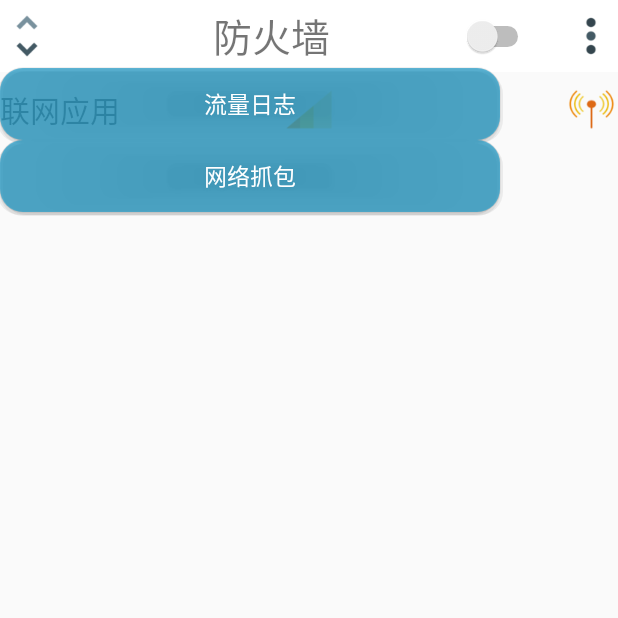
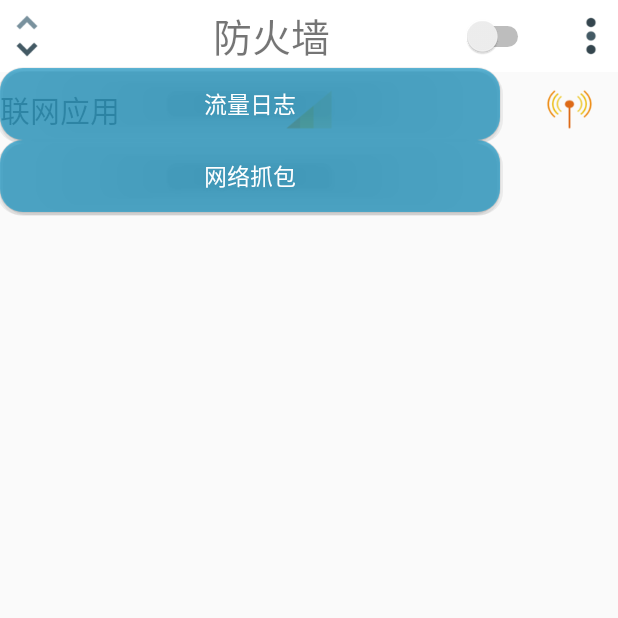
Before and after one commit to pencil-box/NetKnight, an Android app: the screen it shows after launch (MainTabbed), after a tap on an icon or button, on a phone screen of 412 x 824 dp, the top half of it. Run offline under Robolectric (Android 15) with nearby library versions, the phone set to English and light mode, and no system bars; libraries missing offline, so code that uses them is left out: com.orhanobut.logger, org.litepal, org.litepal.crud; 10 statements that could not run were skipped.

Commit message:
修改了图标位置

```diff
--- a/app/src/main/res/layout/app_main.xml
+++ b/app/src/main/res/layout/app_main.xml
@@ -31,18 +31,18 @@
             android:layout_centerInParent="true"
             android:layout_centerVertical="true"
             android:gravity="center"
+            android:paddingRight="50dp"
             android:text="防火墙"
-            android:paddingRight="50dp"
             android:textSize="26sp" />
 
         <Switch
             android:id="@+id/switch_vpnsevice"
             android:layout_width="100dp"
-            android:paddingRight="20dp"
             android:layout_height="match_parent"
             android:layout_centerVertical="true"
             android:layout_toLeftOf="@+id/btn_topright"
-            android:checked="false" />
+            android:checked="false"
+            android:paddingRight="20dp" />
 
 
         <ImageButton
@@ -60,10 +60,10 @@
 
     <RelativeLayout
         android:id="@+id/app_midlle"
-        android:layout_marginTop="10dp"
         android:layout_width="match_parent"
         android:layout_height="30dp"
-        android:layout_below="@+id/topPanel">
+        android:layout_below="@+id/topPanel"
+        android:layout_marginTop="10dp">
 
         <TextView
             android:id="@+id/middle_net"
@@ -75,16 +75,22 @@
             android:textSize="20sp" />
 
         <ImageView
+            android:id="@+id/view_celluar"
             android:layout_width="wrap_content"
             android:layout_height="match_parent"
             android:layout_centerInParent="true"
             android:background="@mipmap/signal" />
 
-        <ImageView
-            android:layout_width="wrap_content"
-            android:layout_height="match_parent"
-            android:layout_alignParentRight="true"
-            android:background="@mipmap/wifi" />
+        <LinearLayout
+            android:layout_width="50dp"
+            android:layout_height="wrap_content"
+            android:layout_alignParentRight="true">
+
+            <ImageView
+                android:layout_width="wrap_content"
+                android:layout_height="match_parent"
+                android:background="@mipmap/wifi" />
+        </LinearLayout>
 
 
     </RelativeLayout>
@@ -97,12 +103,12 @@
 
         <ListView
             android:id="@+id/app_listview"
-            android:layout_marginTop="5dp"
             android:layout_width="match_parent"
             android:layout_height="wrap_content"
-            android:gravity="center"
+            android:layout_marginLeft="3dp"
             android:layout_marginRight="3dp"
-            android:layout_marginLeft="3dp"/>
+            android:layout_marginTop="5dp"
+            android:gravity="center" />
 
     </LinearLayout>
 </RelativeLayout>
```
